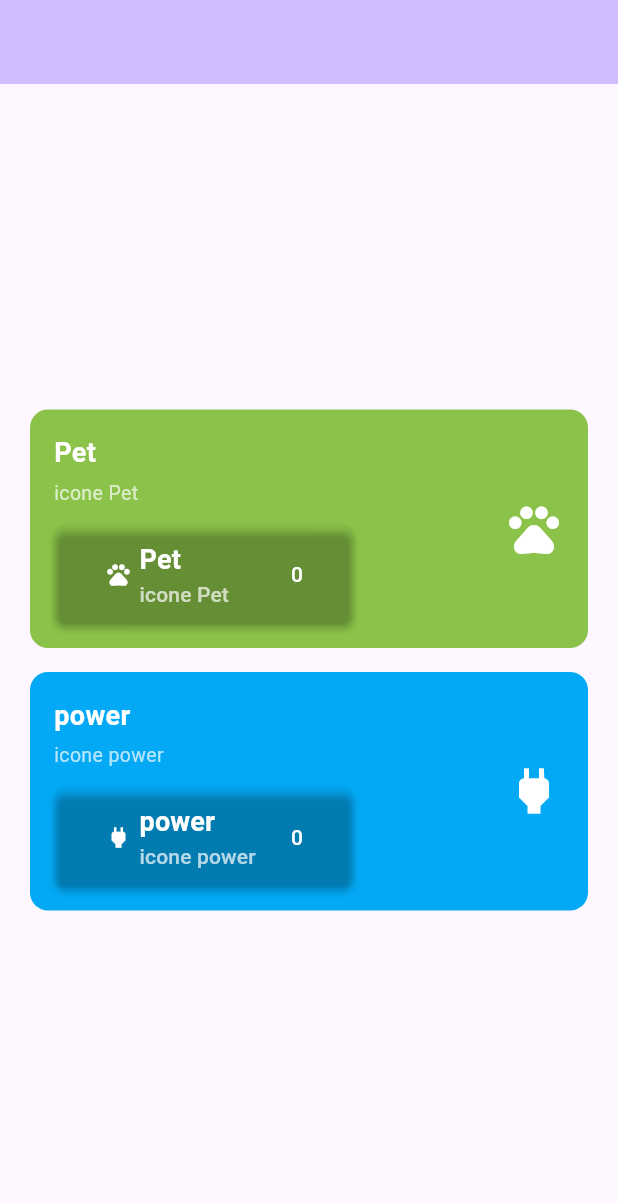
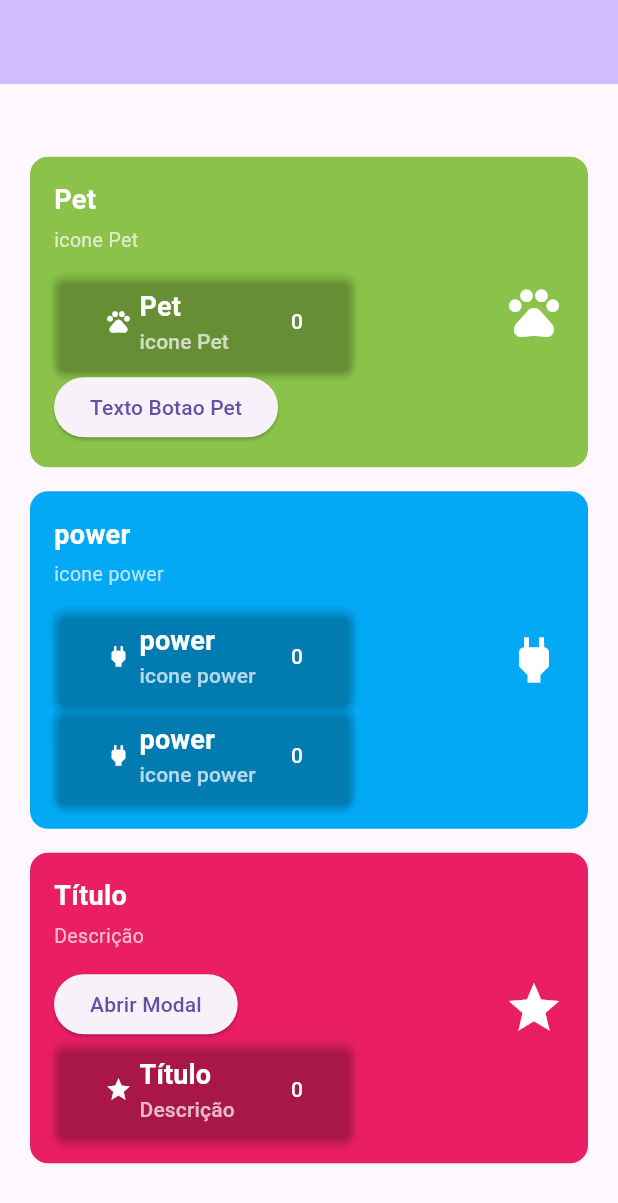
Before and after one commit to JorgeLmlp/Flutter, a Flutter app: the screen it shows after launch, on a phone screen of 412 x 824 dp. Shown: the top 1203 px of the screen. Run offline on Flutter 3.47's test engine with Material 3 defaults, Android fonts, the phone set to English and light mode, and no system bars; our stand-ins replace device_preview.

Commit message:
first commit

```diff
--- a/ativdade_widget/lib/pages/tela_home.dart
+++ b/ativdade_widget/lib/pages/tela_home.dart
@@ -28,7 +28,8 @@ class MyHomePage extends StatelessWidget {
             'Pet',
             'icone Pet',
             'Texto Botao Pet',
-            colors1
+            colors1,
+            mudarPagina: true,
           ),
           MeuCard(
             Icons.power,
@@ -36,7 +37,8 @@ class MyHomePage extends StatelessWidget {
             'icone power',
             'Texto Botao Power',
             colors2
-          )
+          ),
+          MeuCard(Icons.star, "Título", "Descrição", "Abrir Modal", {'primary': Colors.pink}, abrirModal: true)
         ])));
   }
 }
--- a/ativdade_widget/lib/widgets/my_card.dart
+++ b/ativdade_widget/lib/widgets/my_card.dart
@@ -1,3 +1,4 @@
+import 'package:ativdade_widget/pages/tela_jogos.dart';
 import 'package:ativdade_widget/widgets/botao.dart';
 import 'package:flutter/material.dart';
 
@@ -7,15 +8,48 @@ class MeuCard extends StatelessWidget {
   final String descricao;
   final String textoBotao;
   final Map<String, Color> colors;
+  final bool abrirModal;
+  final bool mudarPagina;
 
   const MeuCard(
-    this.icone,
-    this.titulo,
-    this.descricao,
-    this.textoBotao,
-    this.colors,
-    {super.key}
-  );
+      this.icone, this.titulo, this.descricao, this.textoBotao, this.colors,
+      {super.key, this.abrirModal = false, this.mudarPagina = false});
+
+  void _mudarPagina(BuildContext context)
+  {
+    Navigator.push(
+    context,
+    MaterialPageRoute(builder: (context) => const TelaJogos('telajogos')),
+);
+  }
+  void _mostrarModal(BuildContext context) {
+    showModalBottomSheet(
+      context: context,
+      builder: (context) {
+        return Container(
+          padding: const EdgeInsets.all(20),
+          height: 200,
+          width: double.infinity,
+          child: Column(
+            mainAxisSize: MainAxisSize.min,
+            children: [
+              const Text(
+                'Modal inferior',
+                style: TextStyle(fontSize: 22, fontWeight: FontWeight.bold),
+              ),
+              const SizedBox(height: 8),
+              const Text('Esse modal aparece vindo de baixo.'),
+              const Spacer(),
+              ElevatedButton(
+                onPressed: () => Navigator.pop(context),
+                child: const Text('Fechar'),
+              ),
+            ],
+          ),
+        );
+      },
+    );
+  }
 
   @override
   Widget build(BuildContext context) {
@@ -30,7 +64,6 @@ class MeuCard extends StatelessWidget {
       child: Row(
         mainAxisAlignment: MainAxisAlignment.spaceBetween,
         children: [
-
           Expanded(
             child: Column(
               crossAxisAlignment: CrossAxisAlignment.start,
@@ -53,8 +86,20 @@ class MeuCard extends StatelessWidget {
                   ),
                 ),
                 const SizedBox(height: 12),
+                abrirModal
+                    ? ElevatedButton(
+                        onPressed: () => _mostrarModal(context),
+                        child: Text(textoBotao),
+                      )
+                    : Botao(icone, titulo, descricao, textoBotao,
+                        Colors.transparent),
+                 mudarPagina ?  ElevatedButton (
+                  onPressed:() => _mudarPagina(context),
+                  child: Text(textoBotao),
 
-                Botao(icone, titulo, descricao, textoBotao, Colors.transparent)
+                 ) : Botao(icone, titulo, descricao, textoBotao,
+                    Colors.transparent),
+
               ],
             ),
           ),
```
